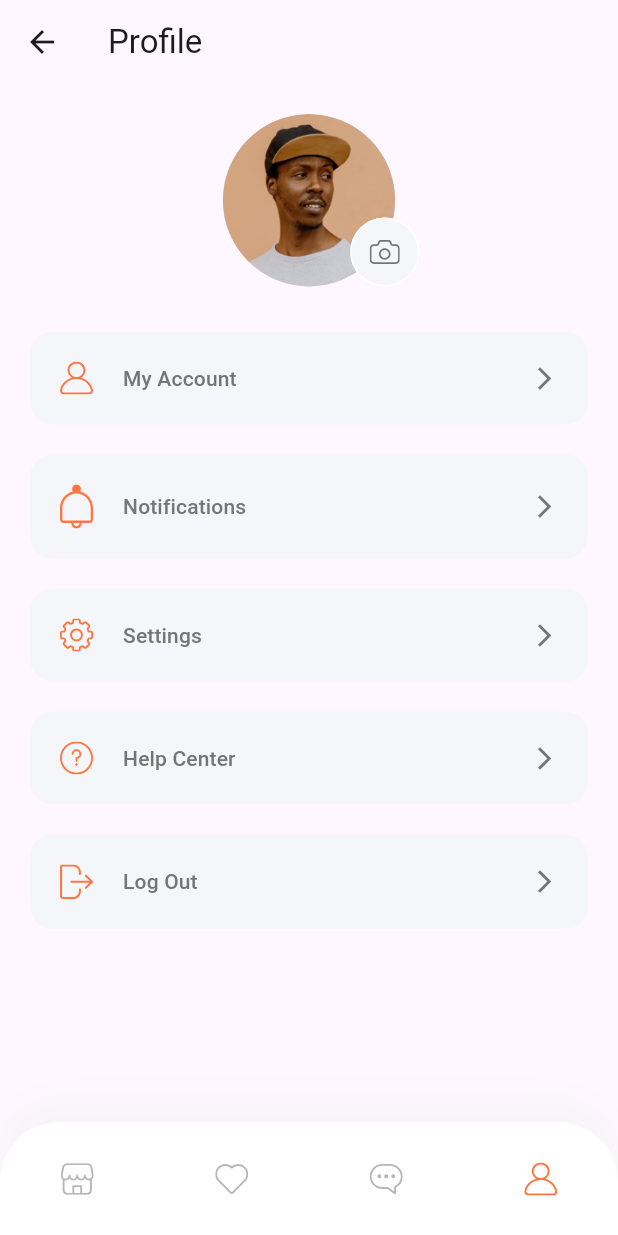
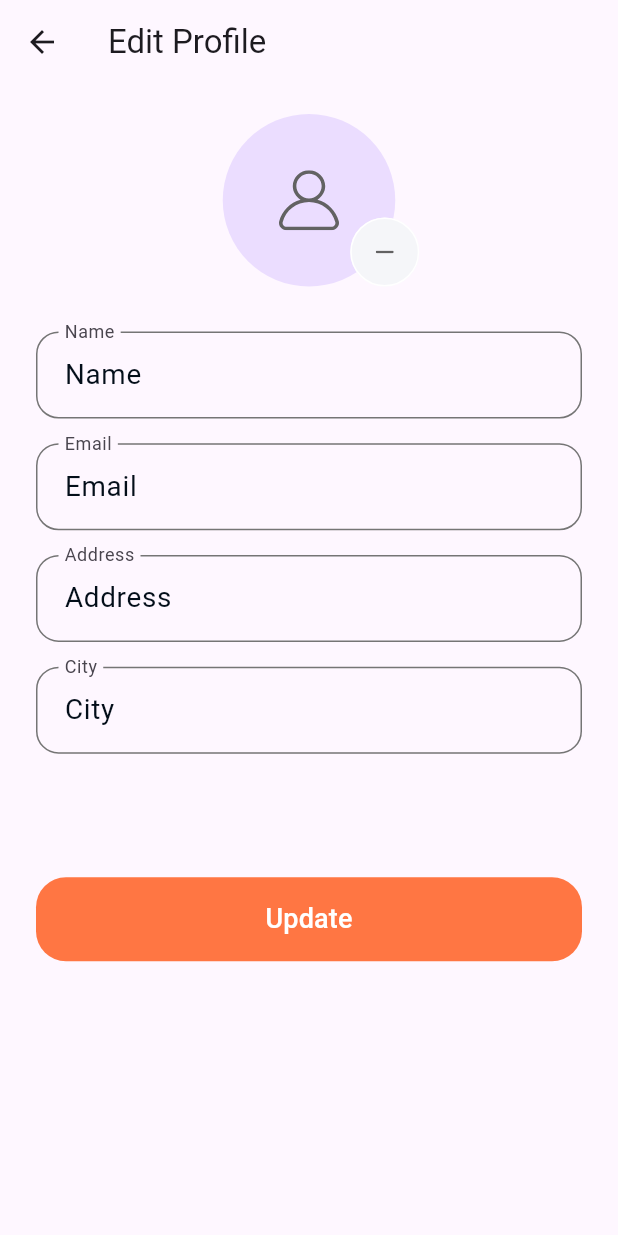
Before and after one commit to kareemyosri/ebook_store_app, a Flutter app: the screen it shows after launch, item 4 of the bottom bar chosen, after a tap on "My Account", on a phone screen of 412 x 824 dp. Run offline on Flutter 3.47's test engine with Material 2 defaults, Android fonts, the phone set to English and light mode, and no system bars; our stand-ins replace bloc, buildcondition, carousel_slider, dio, email_validator, equatable and 8 more; missing offline and left inert: dart:ffi; accounts and stored records are empty; network calls fail.

Commit message:
modified:   lib/core/database/remoteDatabase/DioHelper.dart 	modified:   lib/core/database/remoteDatabase/endpoints.dart 	modified:   lib/core/router/app_route.dart 	modified:   lib/features/home/view/screens/home_screen.dart 	modified:   lib/features/login/model/loginModel.dart 	modified:   lib/features/login/view/widgets/TextFormField.dart 	new file:   lib/features/profile/cubit/profile_cubit.dart 	new file:   lib/features/profile/cubit/profile_state.dart 	new file:   lib/features/profile/model/user.dart 	new file:   lib/features/profile/view/screens/my_account_screen.dart 	modified:   lib/features/profile/view/screens/profile_screen.dart 	modified:   lib/features/profile/view/widgets/body.dart 	modified:   lib/features/profile/view/widgets/profile_pic.dart 	modified:   lib/main.dart 	modified:   pubspec.lock 	modified:   pubspec.yaml 	modified:   windows/runner/flutter_window.cpp

```diff
--- a/lib/core/database/remoteDatabase/DioHelper.dart
+++ b/lib/core/database/remoteDatabase/DioHelper.dart
@@ -1,15 +1,13 @@
-
 import 'package:dio/dio.dart';
 
 import '../../../core/enums.dart';
-import '../local_database/cache_helper.dart';
 import '../local_database/secure_cache.dart';
 
-class DioHelper{
+class DioHelper {
   static late Dio dio;
 
-  static init(){
-    dio=Dio(
+  static init() {
+    dio = Dio(
       BaseOptions(
         baseUrl: 'https://codingarabic.online/api',
         receiveDataWhenStatusError: true,
@@ -20,97 +18,72 @@ class DioHelper{
     );
   }
 
-  static Future<Response> getData ({
+  static Future<Response> getData({
     required String url,
     Map<String, dynamic>? query,
     String? token,
-  }) async
-  {
-    token=await FlutterSecureStorageCache.read(key:  MySharedKeys.token);
+  }) async {
+    token = await FlutterSecureStorageCache.read(key: MySharedKeys.token);
     //FlutterSecureStorageCache.read(key:  MySharedKeys.token).then((value) => token=value);
-    dio.options.headers= {
-      "Content-Type":"application/json",
-      "Accept":"application/json",
+    dio.options.headers = {
+      "Content-Type": "application/json",
+      "Accept": "application/json",
       'Authorization': "Bearer ${token ?? ""}",
     };
 
-    return await dio.get(url,
+    return await dio.get(
+      url,
       queryParameters: query,
     );
   }
 
-
-
-
-  static Future<Response> PostData ({
+  static Future<Response> PostData({
     required String url,
     Map<String, dynamic>? query,
     Map<String, dynamic>? data,
     String? token,
+  }) async {
+    token = await FlutterSecureStorageCache.read(key: MySharedKeys.token);
 
-  }) async
-  {
-    token=await FlutterSecureStorageCache.read(key:  MySharedKeys.token);
-
-    dio.options.headers= {
-      "Content-Type":"application/json",
-      "Accept":"application/json",
-      'Authorization':"Bearer ${token ?? ""}",
+    dio.options.headers = {
+      "Content-Type": "application/json",
+      "Accept": "application/json",
+      'Authorization': "Bearer ${token ?? ""}",
     };
 
-    return await dio.post(url,
-        data: data,
-        queryParameters: query
-    );
-
+    return await dio.post(url, data: data, queryParameters: query);
   }
 
-  static Future<Response> PutData ({
+  static Future<Response> PutData({
     required String url,
     Map<String, dynamic>? query,
     required Map<String, dynamic> data,
     String? token,
+  }) async {
+    token = await FlutterSecureStorageCache.read(key: MySharedKeys.token);
 
-  }) async
-  {
-
-    token=await FlutterSecureStorageCache.read(key:  MySharedKeys.token);
-
-    dio.options.headers= {
-      "Content-Type":"application/json",
+    dio.options.headers = {
+      "Content-Type": "application/json",
       'Authorization': "Bearer ${token ?? ""}",
     };
 
-    return await dio.put(url,
-        data: data,
-        queryParameters: query
-    );
-
+    return await dio.put(url, data: data, queryParameters: query);
   }
 
-
-  static Future<Response> DeleteData ({
+  static Future<Response> DeleteData({
     required String url,
     Map<String, dynamic>? query,
     Map<String, dynamic>? data,
     String? token,
+  }) async {
+    token = await FlutterSecureStorageCache.read(key: MySharedKeys.token);
 
-  }) async
-  {
-    token=await FlutterSecureStorageCache.read(key:  MySharedKeys.token);
-
-    dio.options.headers= {
-      "Content-Type":"application/json",
-      "Accept":"application/json",
-      'Authorization':"Bearer ${token ?? ""}",
+    dio.options.headers = {
+      "Content-Type": "application/json",
+      "Accept": "application/json",
+      'Authorization': "Bearer ${token ?? ""}",
     };
 
-    return await dio.delete(url,
-        data: data,
-        queryParameters: query
-    );
-
-
+    return await dio.delete(url, data: data, queryParameters: query);
   }
-
 }
--- a/lib/core/database/remoteDatabase/endpoints.dart
+++ b/lib/core/database/remoteDatabase/endpoints.dart
@@ -4,3 +4,5 @@ const String sliderUrl = "/sliders";
 const String bestSellerUrl = "/products-bestseller";
 const String newArrivalsUrl = "/products-new-arrivals";
 const String getAllCategoriesUrl = "/categories";
+const String profileUrl = "/profile";
+const String updateProfileUrl = "/update-profile";
--- a/lib/core/router/app_route.dart
+++ b/lib/core/router/app_route.dart
@@ -10,7 +10,6 @@ class AppRoute {
   static const String editProfileScreen = "EditProfileScreen";
   static const String detailsHistoryScreen = "DetailsHistoryScreen";
   static const String categoryScreen = "CategoryScreen";
-
 //static const String homeScreen="HomeScreen";
   // static const String userPageScreen="userPageScreen";
   // static const String userTasksScreen="userTasksScreen";
--- a/lib/features/home/view/screens/home_screen.dart
+++ b/lib/features/home/view/screens/home_screen.dart
@@ -7,7 +7,6 @@ import '../widgets/coustom_bottom_nav_bar.dart';
 class HomeScreen extends StatelessWidget {
   const HomeScreen({super.key});
 
-  //static String routeName = "/home";
   @override
   Widget build(BuildContext context) {
     return const Scaffold(
--- a/lib/features/login/model/loginModel.dart
+++ b/lib/features/login/model/loginModel.dart
@@ -63,7 +63,6 @@ class User {
       this.phone,
       this.emailVerified,
       this.image});
-
   User.fromJson(Map<String, dynamic> json) {
     id = json['id'];
     name = json['name'];
--- a/lib/features/login/view/widgets/TextFormField.dart
+++ b/lib/features/login/view/widgets/TextFormField.dart
@@ -33,7 +33,7 @@ class CustomTextFormField extends StatelessWidget {
       this.onTap,
       this.prefixIconColor,
       this.suffixIconColor,
-      required this.obscureText,
+      this.obscureText = false,
       this.errorColor,
       this.autoValidateMode,
       this.errorText,
--- /dev/null
+++ b/lib/features/profile/cubit/profile_cubit.dart
@@ -0,0 +1,49 @@
+import 'package:book_store_app/core/database/remoteDatabase/DioHelper.dart';
+import 'package:book_store_app/core/database/remoteDatabase/endpoints.dart';
+import 'package:book_store_app/features/profile/model/user.dart';
+import 'package:flutter_bloc/flutter_bloc.dart';
+import 'package:equatable/equatable.dart';
+
+part 'profile_state.dart';
+
+class ProfileCubit extends Cubit<ProfileState> {
+  ProfileCubit() : super(const ProfileState());
+  static ProfileCubit get(context) => BlocProvider.of(context);
+
+  void getUserData() async {
+    emit(state.copyWith(profileStatus: ProfileStatus.loading));
+
+    try {
+      DioHelper.getData(url: profileUrl).then((value) {
+        print(value.data);
+        emit(state.copyWith(
+            user: ProfileModel.fromMap(value.data['data']),
+            profileStatus: ProfileStatus.loaded));
+      });
+    } catch (e) {
+      emit(state.copyWith(profileStatus: ProfileStatus.error));
+    }
+  }
+
+  void updateUserData({
+    required String name,
+    required String email,
+    required String address,
+    required String city,
+  }) async {
+    emit(state.copyWith(profileStatus: ProfileStatus.loading));
+    ProfileModel userUpdated = state.user
+        .copyWith(name: name, email: email, address: address, city: city);
+    try {
+      DioHelper.PostData(url: updateProfileUrl, data: userUpdated.toMap())
+          .then((value) {
+        print(value.data);
+        emit(state.copyWith(
+            user: ProfileModel.fromMap(value.data['data']),
+            profileStatus: ProfileStatus.updated));
+      });
+    } catch (e) {
+      emit(state.copyWith(profileStatus: ProfileStatus.error));
+    }
+  }
+}
--- /dev/null
+++ b/lib/features/profile/cubit/profile_state.dart
@@ -0,0 +1,29 @@
+// ignore_for_file: public_member_api_docs, sort_constructors_first
+part of 'profile_cubit.dart';
+
+enum ProfileStatus { initial, loading, loaded, updated, error }
+
+class ProfileState extends Equatable {
+  final ProfileStatus profileStatus;
+  final ProfileModel user;
+
+  const ProfileState({
+    this.profileStatus = ProfileStatus.initial,
+    this.user = ProfileModel.empty,
+  });
+  @override
+  List<Object?> get props => [
+        user,
+        profileStatus,
+      ];
+
+  ProfileState copyWith({
+    ProfileStatus? profileStatus,
+    ProfileModel? user,
+  }) {
+    return ProfileState(
+      profileStatus: profileStatus ?? this.profileStatus,
+      user: user ?? this.user,
+    );
+  }
+}
--- /dev/null
+++ b/lib/features/profile/model/user.dart
@@ -0,0 +1,97 @@
+// ignore_for_file: public_member_api_docs, sort_constructors_first
+import 'dart:convert';
+
+import 'package:equatable/equatable.dart';
+
+class ProfileModel extends Equatable {
+  final int id;
+  final String name;
+  final String email;
+  final String? address;
+  final String? city;
+  final String? phone;
+  final bool email_verified;
+  final String? image;
+
+  const ProfileModel({
+    required this.id,
+    required this.name,
+    required this.email,
+    this.address,
+    this.city,
+    this.phone,
+    required this.email_verified,
+    this.image,
+  });
+
+  static const empty = ProfileModel(
+    id: 0,
+    name: '',
+    email: '',
+    email_verified: false,
+  );
+  @override
+  List<Object?> get props => [
+        id,
+        name,
+        email,
+        address,
+        city,
+        phone,
+        email_verified,
+        image,
+      ];
+
+  Map<String, dynamic> toMap() {
+    return <String, dynamic>{
+      'id': id,
+      'name': name,
+      'email': email,
+      'address': address,
+      'city': city,
+      'phone': phone,
+      'email_verified': email_verified,
+      // 'image': image,
+    };
+  }
+
+  factory ProfileModel.fromMap(Map<String, dynamic> map) {
+    return ProfileModel(
+      id: map['id'] as int,
+      name: map['name'] as String,
+      email: map['email'] as String,
+      address: map['address'] != null ? map['address'] as String : null,
+      city: map['city'] != null ? map['city'] as String : null,
+      phone: map['phone'] != null ? map['phone'] as String : null,
+      email_verified: map['email_verified'] as bool,
+      image: map['image'] != null ? map['image'] as String : null,
+    );
+  }
+
+  String toJson() => json.encode(toMap());
+
+  factory ProfileModel.fromJson(String source) =>
+      ProfileModel.fromMap(json.decode(source) as Map<String, dynamic>);
+
+  ProfileModel copyWith({
+    int? id,
+    String? name,
+    String? email,
+    String? address,
+    String? city,
+    String? phone,
+    bool? email_verified,
+    String? image,
+  }) {
+    return ProfileModel(
+      id: id ?? this.id,
+      name: name ?? this.name,
+      email: email ?? this.email,
+      address: address ?? this.address,
+      city: city ?? this.city,
+      phone: phone ?? this.phone,
+      email_verified: email_verified ?? this.email_verified,
+      image: image ?? this.image,
+    );
+  }
+}
--- /dev/null
+++ b/lib/features/profile/view/screens/my_account_screen.dart
@@ -0,0 +1,182 @@
+import 'package:book_store_app/features/login/view/widgets/DefaultButton.dart';
+import 'package:book_store_app/features/login/view/widgets/TextFormField.dart';
+import 'package:book_store_app/features/profile/cubit/profile_cubit.dart';
+import 'package:book_store_app/features/profile/model/user.dart';
+import 'package:book_store_app/features/profile/view/widgets/profile_pic.dart';
+import 'package:buildcondition/buildcondition.dart';
+import 'package:email_validator/email_validator.dart';
+import 'package:flutter/material.dart';
+import 'package:flutter_bloc/flutter_bloc.dart';
+import 'package:sizer/sizer.dart';
+
+class MyAccountScreen extends StatelessWidget {
+  const MyAccountScreen({super.key});
+
+  @override
+  Widget build(BuildContext context) {
+    return BlocProvider(
+      create: (context) => ProfileCubit(),
+      child: const MyAccountScreenBody(),
+    );
+  }
+}
+
+class MyAccountScreenBody extends StatefulWidget {
+  const MyAccountScreenBody({super.key});
+
+  @override
+  State<MyAccountScreenBody> createState() => _MyAccountScreenBodyState();
+}
+
+class _MyAccountScreenBodyState extends State<MyAccountScreenBody> {
+  final nameController = TextEditingController();
+  final emailController = TextEditingController();
+  final addressController = TextEditingController();
+  final cityController = TextEditingController();
+  late ProfileCubit cubit;
+  @override
+  void initState() {
+    super.initState();
+    cubit = ProfileCubit.get(context);
+  }
+
+  @override
+  Widget build(BuildContext context) {
+    final ProfileModel user = cubit.state.user;
+    print("user: ${user.name}");
+    nameController.text = user.name;
+    emailController.text = user.email;
+    if (user.address != null) {
+      addressController.text = user.address!;
+    }
+    if (user.city != null) {
+      cityController.text = user.city!;
+    }
+    return Scaffold(
+      appBar: AppBar(
+        title: const Text("Edit Profile"),
+      ),
+      body: SingleChildScrollView(
+        padding: const EdgeInsets.symmetric(vertical: 20),
+        child: Padding(
+          padding: const EdgeInsets.symmetric(horizontal: 24.0),
+          child: Column(
+            children: [
+              const ProfilePic(action: ProfileAction.update),
+              const SizedBox(height: 30),
+              CustomTextFormField(
+                autoValidateMode: AutovalidateMode.onUserInteraction,
+                keyboardType: TextInputType.emailAddress,
+                labelText: 'Name',
+                controller: nameController,
+                hintText: 'Name',
+                validator: (value) {
+                  if (value == null || value.isEmpty) {
+                    return 'name must not be empty';
+                  }
+                  return null;
+                },
+              ),
+              SizedBox(
+                height: 2.h,
+              ),
+              CustomTextFormField(
+                autoValidateMode: AutovalidateMode.onUserInteraction,
+                keyboardType: TextInputType.emailAddress,
+                labelText: 'Email',
+                controller: emailController,
+                hintText: 'Email',
+                validator: (value) {
+                  if (value == null || value.isEmpty) {
+                    return 'email must not be empty';
+                  }
+                  final bool isValid = EmailValidator.validate(value);
+                  if (!isValid) {
+                    return "please enter right email";
+                  }
+                  return null;
+                },
+              ),
+              SizedBox(
+                height: 2.h,
+              ),
+              CustomTextFormField(
+                autoValidateMode: AutovalidateMode.onUserInteraction,
+                labelText: 'Address',
+                controller: addressController,
+                hintText: 'Address',
+                validator: (value) {
+                  if (value == null || value.isEmpty) {
+                    return 'address must not be empty';
+                  }
+                  return null;
+                },
+              ),
+              SizedBox(
+                height: 2.h,
+              ),
+              CustomTextFormField(
+                autoValidateMode: AutovalidateMode.onUserInteraction,
+                labelText: 'City',
+                controller: cityController,
+                hintText: 'City',
+                validator: (value) {
+                  return null;
+                },
+              ),
+              SizedBox(
+                height: 2.h,
+              ),
+              SizedBox(height: 8.h),
+              BlocConsumer<ProfileCubit, ProfileState>(
+                listener: (context, state) {
+                  if (state.profileStatus == ProfileStatus.updated) {
+                    ScaffoldMessenger.of(context).showSnackBar(
+                      const SnackBar(
+                        content: Text('User data updated successfuly'),
+                        duration: Duration(seconds: 1),
+                        showCloseIcon: true,
+                      ),
+                    );
+                    Navigator.pop(context);
+                  }
+                  if (state.profileStatus == ProfileStatus.error) {
+                    ScaffoldMessenger.of(context).showSnackBar(
+                      const SnackBar(
+                          content:
+                              Text('Something went wrong while updating!')),
+                    );
+                  }
+                },
+                builder: (context, state) {
+                  return BuildCondition(
+                    condition: state.profileStatus != ProfileStatus.loading,
+                    builder: (context) => Padding(
+                      padding: const EdgeInsets.only(bottom: 24),
+                      child: DefaultButton(
+                        onPressed: () {
+                          FocusScope.of(context).unfocus();
+                          // if (_formRegisterKey.currentState!.validate()) {
+                          cubit.updateUserData(
+                            name: nameController.text,
+                            email: emailController.text,
+                            address: addressController.text,
+                            city: cityController.text,
+                          );
+                          // }
+                        },
+                        text: 'Update',
+                      ),
+                    ),
+                    fallback: (context) =>
+                        const Center(child: CircularProgressIndicator()),
+                  );
+                },
+              ),
+            ],
+          ),
+        ),
+      ),
+    );
+  }
+}
--- a/lib/features/profile/view/screens/profile_screen.dart
+++ b/lib/features/profile/view/screens/profile_screen.dart
@@ -1,19 +1,26 @@
+import 'package:book_store_app/features/profile/cubit/profile_cubit.dart';
 import 'package:flutter/material.dart';
+import 'package:flutter_bloc/flutter_bloc.dart';
 
 import '../../../../core/enums.dart';
 import '../../../home/view/widgets/coustom_bottom_nav_bar.dart';
 import '../widgets/body.dart';
 
 class ProfileScreen extends StatelessWidget {
-  //static String routeName = "/profile";
+  const ProfileScreen({super.key});
+
   @override
   Widget build(BuildContext context) {
     return Scaffold(
       appBar: AppBar(
         title: const Text("Profile"),
       ),
-      body: Body(),
-      bottomNavigationBar: const CustomBottomNavBar(selectedMenu: MenuState.profile),
+      body: BlocProvider(
+        create: (context) => ProfileCubit(),
+        child: const Body(),
+      ),
+      bottomNavigationBar:
+          const CustomBottomNavBar(selectedMenu: MenuState.profile),
     );
   }
 }
--- a/lib/features/profile/view/widgets/body.dart
+++ b/lib/features/profile/view/widgets/body.dart
@@ -1,21 +1,49 @@
+import 'package:book_store_app/features/profile/cubit/profile_cubit.dart';
+import 'package:book_store_app/features/profile/view/screens/my_account_screen.dart';
 import 'package:flutter/material.dart';
 
 import 'profile_menu.dart';
 import 'profile_pic.dart';
 
-class Body extends StatelessWidget {
+class Body extends StatefulWidget {
+  const Body({super.key});
+
+  @override
+  State<Body> createState() => _BodyState();
+}
+
+class _BodyState extends State<Body> {
+  late ProfileCubit cubit;
+
+  @override
+  void initState() {
+    super.initState();
+    cubit = ProfileCubit.get(context)..getUserData();
+  }
+
   @override
   Widget build(BuildContext context) {
     return SingleChildScrollView(
       padding: const EdgeInsets.symmetric(vertical: 20),
       child: Column(
         children: [
-          const ProfilePic(),
+          const ProfilePic(action: ProfileAction.edit),
+          const SizedBox(height: 10),
+          Text(
+            ProfileCubit.get(context).state.user.name,
+            style: Theme.of(context).textTheme.bodyLarge,
+          ),
+          const SizedBox(height: 5),
+          Text(
+            ProfileCubit.get(context).state.user.email,
+            style: Theme.of(context).textTheme.bodySmall,
+          ),
           const SizedBox(height: 20),
           ProfileMenu(
             text: "My Account",
             icon: "assets/icons/User Icon.svg",
-            press: () => {},
+            press: () => Navigator.push(context,
+                MaterialPageRoute(builder: (context) => MyAccountScreen())),
           ),
           ProfileMenu(
             text: "Notifications",
--- a/lib/features/profile/view/widgets/profile_pic.dart
+++ b/lib/features/profile/view/widgets/profile_pic.dart
@@ -1,8 +1,16 @@
+import 'package:book_store_app/features/profile/cubit/profile_cubit.dart';
+import 'package:book_store_app/features/profile/view/screens/my_account_screen.dart';
+import 'package:buildcondition/buildcondition.dart';
 import 'package:flutter/material.dart';
+import 'package:flutter_bloc/flutter_bloc.dart';
 import 'package:flutter_svg/flutter_svg.dart';
 
+enum ProfileAction { edit, update }
+
 class ProfilePic extends StatelessWidget {
+  final ProfileAction action;
   const ProfilePic({
+    required this.action,
     super.key,
   });
 
@@ -13,11 +21,20 @@ class ProfilePic extends StatelessWidget {
       width: 115,
       child: Stack(
         fit: StackFit.expand,
-      clipBehavior: Clip.none,
-      //  overflow: Overflow.visible,
+        clipBehavior: Clip.none,
+        //  overflow: Overflow.visible,
         children: [
-          const CircleAvatar(
-            backgroundImage: AssetImage("assets/images/Profile Image.png"),
+          BlocBuilder<ProfileCubit, ProfileState>(
+            builder: (context, state) {
+              if (state.profileStatus == ProfileStatus.loaded) {
+                return CircleAvatar(
+                    backgroundImage: NetworkImage(state.user.image!));
+              }
+              return CircleAvatar(
+                child: SvgPicture.asset("assets/icons/User.svg",
+                    width: 40, height: 40),
+              );
+            },
           ),
           Positioned(
             right: -16,
@@ -33,9 +50,17 @@ class ProfilePic extends StatelessWidget {
                   ),
                   backgroundColor: const Color(0xFFF5F6F9),
                 ),
-
-                onPressed: () {},
-                child: SvgPicture.asset("assets/icons/Camera Icon.svg"),
+                onPressed: () {
+                  (action == ProfileAction.edit)
+                      ? Navigator.push(
+                          context,
+                          MaterialPageRoute(
+                              builder: (context) => MyAccountScreen()))
+                      : () {};
+                },
+                child: (action == ProfileAction.edit)
+                    ? SvgPicture.asset("assets/icons/Plus Icon.svg")
+                    : SvgPicture.asset("assets/icons/remove.svg"),
               ),
             ),
           )
--- a/pubspec.yaml
+++ b/pubspec.yaml
@@ -49,6 +49,8 @@ dependencies:
   otp_text_field: ^1.1.3
   flutter_svg: ^2.0.7
   carousel_slider: ^4.2.1
+  equatable: ^2.0.5
+  file_picker: ^5.5.0
 
 dev_dependencies:
   flutter_test:
```
Also changed, not shown: lib/main.dart (+8 -4 lines), pubspec.lock, 1 other file. Lines whose indentation alone changed are shown as unchanged.
